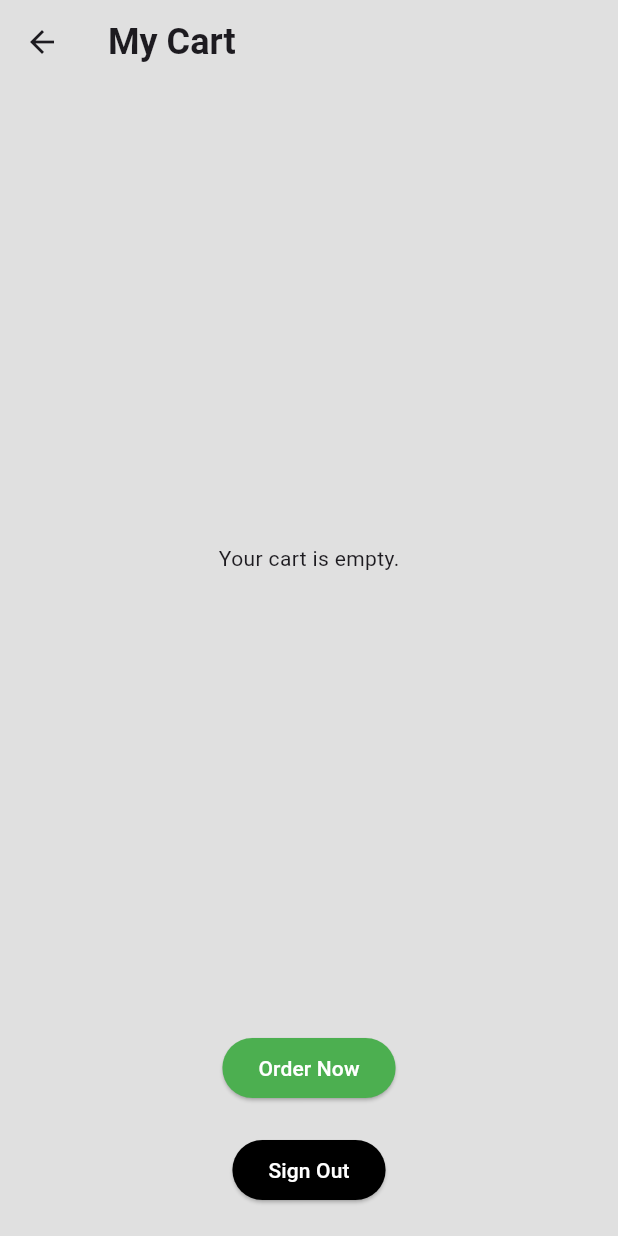
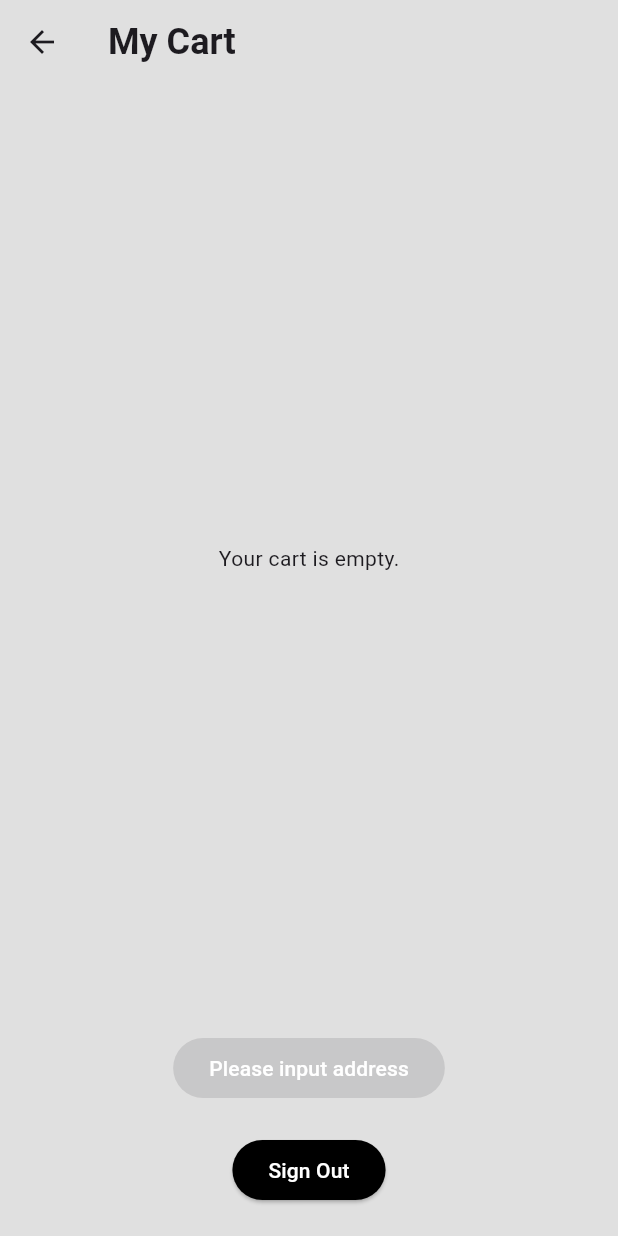
Before and after one commit to AndrewGallovich/TacoPrime, a Flutter app: the CartPage screen opened directly, on a phone screen of 412 x 824 dp. Run offline on Flutter 3.47's test engine with Material 3 defaults, Android fonts, the phone set to English and light mode, and no system bars; our stand-ins replace cloud_firestore, firebase_auth, firebase_core, firebase_database, firebase_messaging, firebase_storage and 3 more; accounts and stored records are empty; key blocks and very long unbroken strings in the code were emptied for the run.

Commit message:
Added user address, changed cart page logic such that if the customer hasn't put in an address they can't order.

```diff
--- a/lib/pages/cart_page.dart
+++ b/lib/pages/cart_page.dart
@@ -15,6 +15,28 @@ class _CartPageState extends State<CartPage> {
   final FirebaseFirestore _firestore = FirebaseFirestore.instance;
   // Create a reference to the Realtime Database.
   final DatabaseReference _realtimeDatabase = FirebaseDatabase.instance.ref();
+
+  // State variable to hold the user's address from Firestore.
+  String _userAddress = '';
+
+  @override
+  void initState() {
+    super.initState();
+    _loadUserAddress();
+  }
+
+  // Function to fetch the user's current address from Firestore.
+  Future<void> _loadUserAddress() async {
+    final user = FirebaseAuth.instance.currentUser;
+    if (user != null) {
+      final doc = await _firestore.collection('users').doc(user.uid).get();
+      if (doc.exists && doc.data() != null) {
+        setState(() {
+          _userAddress = (doc.data()!['address'] ?? '') as String;
+        });
+      }
+    }
+  }
 
   Future<void> _orderNow() async {
     // Check if the user is signed in.
@@ -183,14 +205,16 @@ class _CartPageState extends State<CartPage> {
               ),
             ),
             const SizedBox(height: 20),
-            // Order Now button.
+            // Order Now button that is disabled if the user has no address.
             Center(
               child: ElevatedButton(
-                onPressed: _orderNow,
-                style: ElevatedButton.styleFrom(backgroundColor: Colors.green),
-                child: const Text(
-                  'Order Now',
-                  style: TextStyle(color: Colors.white),
+                onPressed: _userAddress.trim().isNotEmpty ? _orderNow : null,
+                style: ElevatedButton.styleFrom(
+                  backgroundColor: _userAddress.trim().isNotEmpty ? Colors.green : Colors.grey,
+                ),
+                child: Text(
+                  _userAddress.trim().isNotEmpty ? 'Order Now' : 'Please input address',
+                  style: const TextStyle(color: Colors.white),
                 ),
               ),
             ),
```
Also changed, not shown: lib/pages/user_settings_page.dart (+88 -3 lines).
